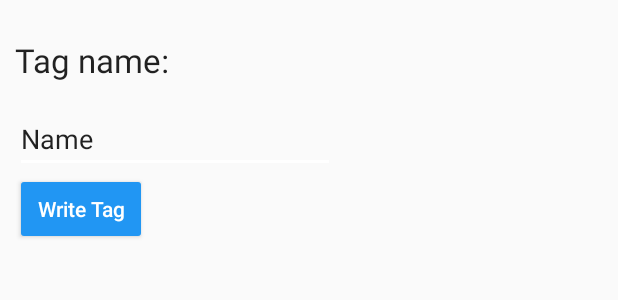
After one commit to benjcolin/NFChecklist, an Android app: the layout content_new_tag.xml on its own in the app's theme, with its tools: preview values and no code run, on a phone screen of 412 x 824 dp. The commit adds this screen. Shown: the top 300 px of the screen. Run offline under Robolectric (Android 15) with nearby library versions, the phone set to English and light mode, and no system bars.

Commit message:
Neuer Aufbau Layout New Tag

```diff
--- a/app/src/main/AndroidManifest.xml
+++ b/app/src/main/AndroidManifest.xml
@@ -20,7 +20,7 @@
         </activity>
         <activity
             android:name=".NewTagActivity"
-            android:label="@string/app_name"
+            android:label="@string/newTagActivity"
             android:theme="@style/AppTheme.NoActionBar">
         </activity>
     </application>
--- /dev/null
+++ b/app/src/main/res/layout/content_new_tag.xml
@@ -0,0 +1,38 @@
+<?xml version="1.0" encoding="utf-8"?>
+<LinearLayout xmlns:android="http://schemas.android.com/apk/res/android"
+    android:orientation="vertical" android:layout_width="match_parent"
+    android:layout_height="match_parent"
+    xmlns:app="http://schemas.android.com/apk/res-auto">
+
+    <TextView
+        android:layout_width="wrap_content"
+        android:layout_height="wrap_content"
+        android:textAppearance="?android:attr/textAppearanceLarge"
+        android:text="Tag name: "
+        android:id="@+id/tagName"
+        android:layout_marginTop="25dp"
+        android:layout_marginLeft="10dp" />
+
+
+    <EditText
+        android:layout_width="wrap_content"
+        android:layout_height="wrap_content"
+        android:inputType="textPersonName"
+        android:text="Name"
+        android:ems="10"
+        android:id="@+id/name"
+        android:layout_marginTop="15dp"
+        android:layout_marginLeft="10dp" />
+
+    <Button
+        android:layout_width="wrap_content"
+        android:layout_height="wrap_content"
+        android:backgroundTint="@color/colorPrimary"
+        android:textAllCaps="false"
+        android:text="@string/write_tag"
+        android:textColor="@color/colorAccent"
+        android:onClick="writeTag"
+        android:layout_marginLeft="10dp" />
+
+
+</LinearLayout>
--- a/app/src/main/res/values/strings.xml
+++ b/app/src/main/res/values/strings.xml
@@ -6,4 +6,5 @@
     <string name="newTagActivity">New Tag</string>
 
     <string name="action_settings">Settings</string>
+    <string name="write_tag">Write Tag</string>
 </resources>
```
Also changed, not shown: app/src/main/res/layout/activity_new_tag.xml (+3 -20 lines), app/src/main/res/layout/app_bar_new_tag.xml (added, +25 -0 lines).
